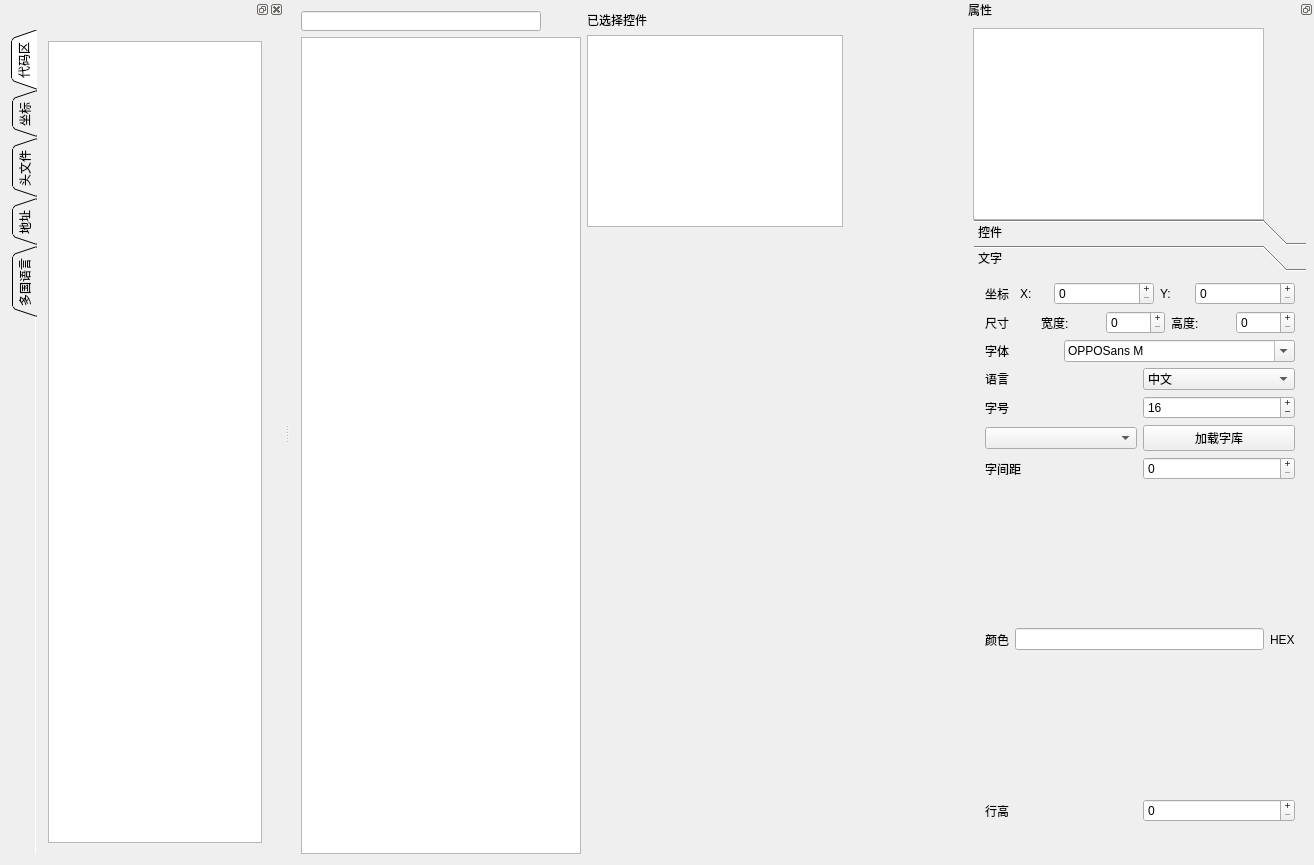
Old version of the form mainwindow.ui in the repository gk8202220/UIAuto.
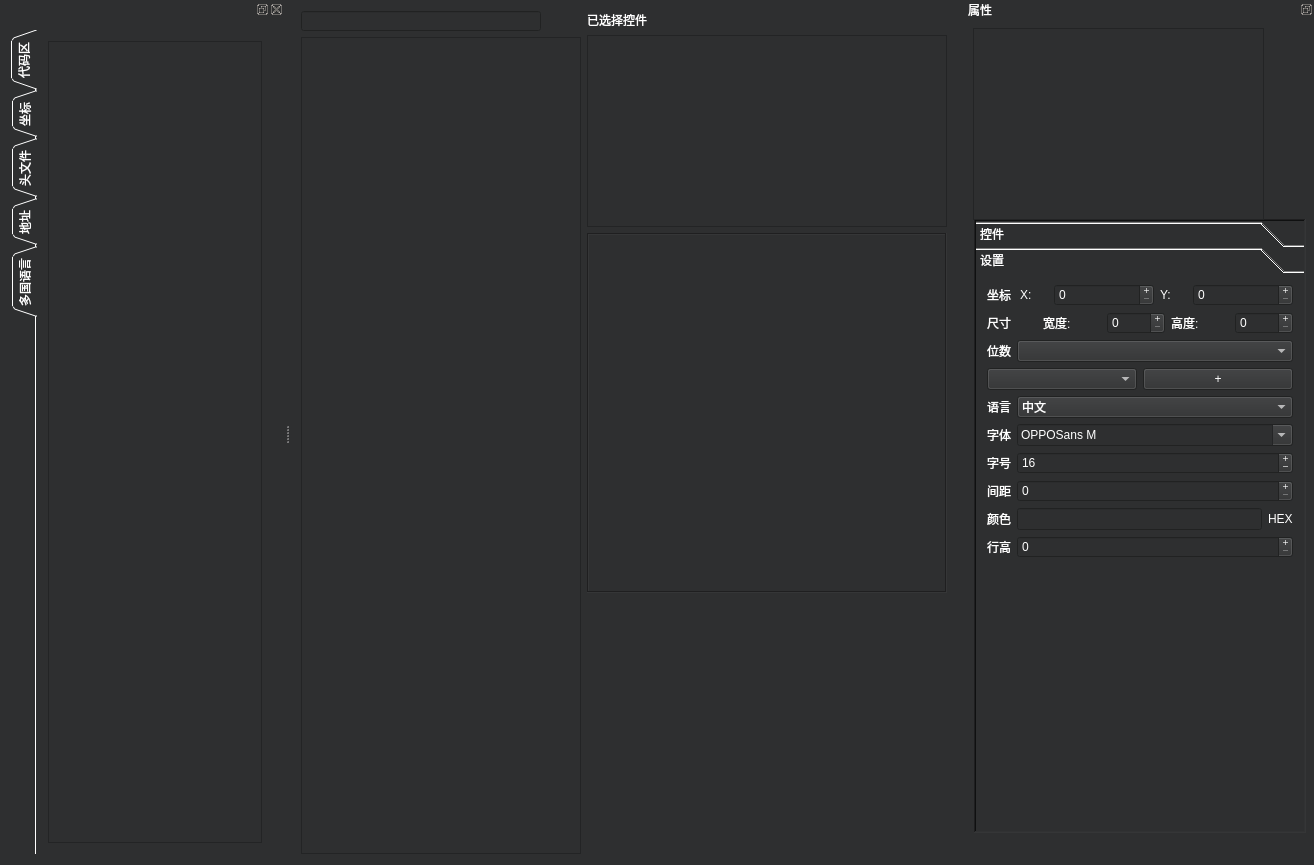
New version of the form. Icons and pictures are not drawn.

The edit to the form file:
```diff
--- a/mainwindow.ui
+++ b/mainwindow.ui
@@ -26,6 +26,10 @@
   <property name="autoFillBackground">
    <bool>false</bool>
   </property>
+  <property name="styleSheet">
+   <string notr="true">background-color: rgb(46, 47, 48);
+color: rgb(255, 255, 255);</string>
+  </property>
   <widget class="QWidget" name="centralWidget">
    <layout class="QGridLayout" name="gridLayout_6">
     <item row="0" column="0">
@@ -47,90 +51,6 @@
       </property>
      </widget>
     </item>
-    <item row="0" column="1" rowspan="2">
-     <layout class="QVBoxLayout" name="verticalLayout_4">
-      <item>
-       <layout class="QVBoxLayout" name="verticalLayout_3">
-        <item>
-         <widget class="QLabel" name="label_47">
-          <property name="sizePolicy">
-           <sizepolicy hsizetype="Fixed" vsizetype="Fixed">
-            <horstretch>0</horstretch>
-            <verstretch>0</verstretch>
-           </sizepolicy>
-          </property>
-          <property name="text">
-           <string>已选择控件</string>
-          </property>
-         </widget>
-        </item>
-        <item>
-         <widget class="QTreeView" name="treeView_slelect_items">
-          <property name="sizePolicy">
-           <sizepolicy hsizetype="Fixed" vsizetype="Fixed">
-            <horstretch>0</horstretch>
-            <verstretch>0</verstretch>
-           </sizepolicy>
-          </property>
-          <property name="textElideMode">
-           <enum>Qt::ElideMiddle</enum>
-          </property>
-         </widget>
-        </item>
-       </layout>
-      </item>
-      <item>
-       <widget class="QLabel" name="label_display">
-        <property name="minimumSize">
-         <size>
-          <width>360</width>
-          <height>360</height>
-         </size>
-        </property>
-        <property name="maximumSize">
-         <size>
-          <width>360</width>
-          <height>360</height>
-         </size>
-        </property>
-        <property name="acceptDrops">
-         <bool>true</bool>
-        </property>
-        <property name="autoFillBackground">
-         <bool>true</bool>
-        </property>
-        <property name="styleSheet">
-         <string notr="true"/>
-        </property>
-        <property name="text">
-         <string/>
-        </property>
-        <property name="textFormat">
-         <enum>Qt::PlainText</enum>
-        </property>
-        <property name="alignment">
-         <set>Qt::AlignLeading|Qt::AlignLeft|Qt::AlignVCenter</set>
-        </property>
-        <property name="wordWrap">
-         <bool>true</bool>
-        </property>
-       </widget>
-      </item>
-      <item>
-       <spacer name="verticalSpacer">
-        <property name="orientation">
-         <enum>Qt::Vertical</enum>
-        </property>
-        <property name="sizeHint" stdset="0">
-         <size>
-          <width>20</width>
-          <height>228</height>
-         </size>
-        </property>
-       </spacer>
-      </item>
-     </layout>
-    </item>
     <item row="1" column="0">
      <widget class="QListView" name="listView_page">
       <property name="sizePolicy">
@@ -195,6 +115,96 @@
       </property>
      </widget>
     </item>
+    <item row="0" column="1" rowspan="2">
+     <layout class="QVBoxLayout" name="verticalLayout_4">
+      <item>
+       <layout class="QVBoxLayout" name="verticalLayout_3">
+        <item>
+         <widget class="QLabel" name="label_47">
+          <property name="sizePolicy">
+           <sizepolicy hsizetype="Fixed" vsizetype="Fixed">
+            <horstretch>0</horstretch>
+            <verstretch>0</verstretch>
+           </sizepolicy>
+          </property>
+          <property name="text">
+           <string>已选择控件</string>
+          </property>
+         </widget>
+        </item>
+       </layout>
+      </item>
+      <item>
+       <widget class="QTreeView" name="treeView_slelect_items">
+        <property name="sizePolicy">
+         <sizepolicy hsizetype="Preferred" vsizetype="Preferred">
+          <horstretch>0</horstretch>
+          <verstretch>0</verstretch>
+         </sizepolicy>
+        </property>
+        <property name="textElideMode">
+         <enum>Qt::ElideMiddle</enum>
+        </property>
+       </widget>
+      </item>
+      <item>
+       <widget class="QLabel" name="label_display">
+        <property name="minimumSize">
+         <size>
+          <width>360</width>
+          <height>360</height>
+         </size>
+        </property>
+        <property name="maximumSize">
+         <size>
+          <width>360</width>
+          <height>360</height>
+         </size>
+        </property>
+        <property name="acceptDrops">
+         <bool>true</bool>
+        </property>
+        <property name="autoFillBackground">
+         <bool>false</bool>
+        </property>
+        <property name="styleSheet">
+         <string notr="true"/>
+        </property>
+        <property name="frameShape">
+         <enum>QFrame::Box</enum>
+        </property>
+        <property name="frameShadow">
+         <enum>QFrame::Sunken</enum>
+        </property>
+        <property name="text">
+         <string/>
+        </property>
+        <property name="textFormat">
+         <enum>Qt::PlainText</enum>
+        </property>
+        <property name="alignment">
+         <set>Qt::AlignLeading|Qt::AlignLeft|Qt::AlignVCenter</set>
+        </property>
+        <property name="wordWrap">
+         <bool>true</bool>
+        </property>
+       </widget>
+      </item>
+      <item>
+       <spacer name="verticalSpacer">
+        <property name="orientation">
+         <enum>Qt::Vertical</enum>
+        </property>
+        <property name="sizeHint" stdset="0">
+         <size>
+          <width>20</width>
+          <height>228</height>
+         </size>
+        </property>
+       </spacer>
+      </item>
+     </layout>
+    </item>
    </layout>
   </widget>
   <widget class="QDockWidget" name="dockWidget_3">
@@ -241,11 +251,15 @@
      <property name="autoFillBackground">
       <bool>false</bool>
      </property>
+     <property name="styleSheet">
+      <string notr="true">background-color: rgb(46, 47, 48);
+color: rgb(255, 255, 255);</string>
+     </property>
      <property name="frameShape">
-      <enum>QFrame::Box</enum>
+      <enum>QFrame::WinPanel</enum>
      </property>
      <property name="frameShadow">
-      <enum>QFrame::Raised</enum>
+      <enum>QFrame::Sunken</enum>
      </property>
      <property name="lineWidth">
       <number>0</number>
@@ -1131,17 +1145,101 @@
        <rect>
         <x>0</x>
         <y>0</y>
-        <width>332</width>
-        <height>566</height>
+        <width>328</width>
+        <height>562</height>
        </rect>
       </property>
       <attribute name="label">
-       <string>文字</string>
+       <string>设置</string>
       </attribute>
       <layout class="QGridLayout" name="gridLayout_7">
+       <item row="5" column="0">
+        <layout class="QHBoxLayout" name="horizontalLayout_24">
+         <item>
+          <widget class="QLabel" name="label_31">
+           <property name="sizePolicy">
+            <sizepolicy hsizetype="Maximum" vsizetype="Preferred">
+             <horstretch>0</horstretch>
+             <verstretch>0</verstretch>
+            </sizepolicy>
+           </property>
+           <property name="text">
+            <string>字体</string>
+           </property>
+          </widget>
+         </item>
+         <item>
+          <widget class="QFontComboBox" name="fontComboBox">
+           <property name="currentText">
+            <string>OPPOSans M</string>
+           </property>
+          </widget>
+         </item>
+        </layout>
+       </item>
+       <item row="7" column="0">
+        <layout class="QHBoxLayout" name="horizontalLayout_31">
+         <item>
+          <widget class="QLabel" name="label_33">
+           <property name="sizePolicy">
+            <sizepolicy hsizetype="Maximum" vsizetype="Preferred">
+             <horstretch>0</horstretch>
+             <verstretch>0</verstretch>
+            </sizepolicy>
+           </property>
+           <property name="text">
+            <string>间距</string>
+           </property>
+          </widget>
+         </item>
+         <item>
+          <widget class="QSpinBox" name="spinBox_spacing">
+           <property name="minimumSize">
+            <size>
+             <width>100</width>
+             <height>0</height>
+            </size>
+           </property>
+           <property name="focusPolicy">
+            <enum>Qt::ClickFocus</enum>
+           </property>
+           <property name="buttonSymbols">
+            <enum>QAbstractSpinBox::PlusMinus</enum>
+           </property>
+           <property name="correctionMode">
+            <enum>QAbstractSpinBox::CorrectToNearestValue</enum>
+           </property>
+           <property name="keyboardTracking">
+            <bool>false</bool>
+           </property>
+           <property name="value">
+            <number>0</number>
+           </property>
+          </widget>
+         </item>
+        </layout>
+       </item>
+       <item row="2" column="0">
+        <layout class="QHBoxLayout" name="horizontalLayout_28">
+         <item>
+          <widget class="QLabel" name="label_24">
+           <property name="sizePolicy">
+            <sizepolicy hsizetype="Maximum" vsizetype="Maximum">
+             <horstretch>0</horstretch>
+             <verstretch>0</verstretch>
+            </sizepolicy>
+           </property>
+           <property name="text">
+            <string>位数</string>
+           </property>
+          </widget>
+         </item>
+         <item>
+          <widget class="QComboBox" name="comboBox_number"/>
+         </item>
+        </layout>
+       </item>
        <item row="0" column="0">
-        <layout class="QVBoxLayout" name="verticalLayout_2">
-         <item>
           <layout class="QHBoxLayout" name="horizontalLayout_21">
            <item>
             <widget class="QLabel" name="label_25">
@@ -1180,6 +1278,9 @@
              <property name="focusPolicy">
               <enum>Qt::ClickFocus</enum>
              </property>
+           <property name="styleSheet">
+            <string notr="true">background-color: rgb(46, 47, 48);</string>
+           </property>
              <property name="buttonSymbols">
               <enum>QAbstractSpinBox::PlusMinus</enum>
              </property>
@@ -1240,41 +1341,26 @@
            </item>
           </layout>
          </item>
+       <item row="6" column="0">
+        <layout class="QHBoxLayout" name="horizontalLayout_43">
          <item>
-          <layout class="QHBoxLayout" name="horizontalLayout_23">
-           <item>
-            <widget class="QLabel" name="label_28">
-             <property name="maximumSize">
-              <size>
-               <width>50</width>
-               <height>30</height>
-              </size>
+          <widget class="QLabel" name="label_29">
+           <property name="sizePolicy">
+            <sizepolicy hsizetype="Maximum" vsizetype="Preferred">
+             <horstretch>0</horstretch>
+             <verstretch>0</verstretch>
+            </sizepolicy>
              </property>
              <property name="text">
-              <string>尺寸</string>
+            <string>字号</string>
              </property>
             </widget>
            </item>
            <item>
-            <layout class="QHBoxLayout" name="horizontalLayout_20">
-             <item>
-              <widget class="QLabel" name="label_26">
-               <property name="maximumSize">
-                <size>
-                 <width>60</width>
-                 <height>30</height>
-                </size>
-               </property>
-               <property name="text">
-                <string>宽度:</string>
-               </property>
-              </widget>
-             </item>
-             <item>
-              <widget class="QSpinBox" name="spinBox_width">
+          <widget class="QSpinBox" name="spinBox_font">
                <property name="minimumSize">
                 <size>
-                 <width>50</width>
+             <width>100</width>
                  <height>0</height>
                 </size>
                </property>
@@ -1290,81 +1376,37 @@
                <property name="keyboardTracking">
                 <bool>false</bool>
                </property>
-               <property name="maximum">
-                <number>2000</number>
-               </property>
                <property name="value">
-                <number>0</number>
+            <number>16</number>
                </property>
               </widget>
              </item>
-             <item>
-              <widget class="QLabel" name="label_27">
-               <property name="maximumSize">
-                <size>
-                 <width>60</width>
-                 <height>30</height>
-                </size>
-               </property>
-               <property name="text">
-                <string>高度:</string>
-               </property>
-              </widget>
-             </item>
+        </layout>
+       </item>
+       <item row="3" column="0">
+        <layout class="QHBoxLayout" name="horizontalLayout_22">
              <item>
-              <widget class="QSpinBox" name="spinBox_height">
-               <property name="minimumSize">
-                <size>
-                 <width>50</width>
-                 <height>0</height>
-                </size>
-               </property>
-               <property name="focusPolicy">
-                <enum>Qt::ClickFocus</enum>
-               </property>
-               <property name="buttonSymbols">
-                <enum>QAbstractSpinBox::PlusMinus</enum>
-               </property>
-               <property name="correctionMode">
-                <enum>QAbstractSpinBox::CorrectToNearestValue</enum>
-               </property>
-               <property name="keyboardTracking">
-                <bool>false</bool>
-               </property>
-               <property name="maximum">
-                <number>2000</number>
-               </property>
-               <property name="value">
-                <number>0</number>
-               </property>
-              </widget>
-             </item>
-            </layout>
-           </item>
-          </layout>
-         </item>
+          <widget class="QComboBox" name="comboBox_texts"/>
+         </item>
          <item>
-          <layout class="QHBoxLayout" name="horizontalLayout_24">
-           <item>
-            <widget class="QLabel" name="label_31">
+          <widget class="QPushButton" name="PB_lond_font">
              <property name="text">
-              <string>字体</string>
+            <string>+</string>
              </property>
             </widget>
            </item>
-           <item>
-            <widget class="QFontComboBox" name="fontComboBox">
-             <property name="currentText">
-              <string>OPPOSans M</string>
-             </property>
-            </widget>
-           </item>
-          </layout>
-         </item>
-         <item>
+        </layout>
+       </item>
+       <item row="4" column="0">
           <layout class="QHBoxLayout" name="horizontalLayout_33">
            <item>
             <widget class="QLabel" name="label_21">
+           <property name="sizePolicy">
+            <sizepolicy hsizetype="Maximum" vsizetype="Preferred">
+             <horstretch>0</horstretch>
+             <verstretch>0</verstretch>
+            </sizepolicy>
+           </property>
              <property name="text">
               <string>语言</string>
              </property>
@@ -1511,93 +1553,7 @@
            </item>
           </layout>
          </item>
-         <item>
-          <layout class="QHBoxLayout" name="horizontalLayout_43">
-           <item>
-            <widget class="QLabel" name="label_29">
-             <property name="text">
-              <string>字号</string>
-             </property>
-            </widget>
-           </item>
-           <item>
-            <widget class="QSpinBox" name="spinBox_font">
-             <property name="minimumSize">
-              <size>
-               <width>100</width>
-               <height>0</height>
-              </size>
-             </property>
-             <property name="focusPolicy">
-              <enum>Qt::ClickFocus</enum>
-             </property>
-             <property name="buttonSymbols">
-              <enum>QAbstractSpinBox::PlusMinus</enum>
-             </property>
-             <property name="correctionMode">
-              <enum>QAbstractSpinBox::CorrectToNearestValue</enum>
-             </property>
-             <property name="keyboardTracking">
-              <bool>false</bool>
-             </property>
-             <property name="value">
-              <number>16</number>
-             </property>
-            </widget>
-           </item>
-          </layout>
-         </item>
-         <item>
-          <layout class="QHBoxLayout" name="horizontalLayout_22">
-           <item>
-            <widget class="QComboBox" name="comboBox_texts"/>
-           </item>
-           <item>
-            <widget class="QPushButton" name="PB_lond_font">
-             <property name="text">
-              <string>加载字库</string>
-             </property>
-            </widget>
-           </item>
-          </layout>
-         </item>
-         <item>
-          <layout class="QHBoxLayout" name="horizontalLayout_31">
-           <item>
-            <widget class="QLabel" name="label_33">
-             <property name="text">
-              <string>字间距</string>
-             </property>
-            </widget>
-           </item>
-           <item>
-            <widget class="QSpinBox" name="spinBox_spacing">
-             <property name="minimumSize">
-              <size>
-               <width>100</width>
-               <height>0</height>
-              </size>
-             </property>
-             <property name="focusPolicy">
-              <enum>Qt::ClickFocus</enum>
-             </property>
-             <property name="buttonSymbols">
-              <enum>QAbstractSpinBox::PlusMinus</enum>
-             </property>
-             <property name="correctionMode">
-              <enum>QAbstractSpinBox::CorrectToNearestValue</enum>
-             </property>
-             <property name="keyboardTracking">
-              <bool>false</bool>
-             </property>
-             <property name="value">
-              <number>0</number>
-             </property>
-            </widget>
-           </item>
-          </layout>
-         </item>
-         <item>
+       <item row="8" column="0">
           <layout class="QHBoxLayout" name="horizontalLayout_27">
            <item>
             <layout class="QHBoxLayout" name="horizontalLayout_25">
@@ -1626,10 +1582,16 @@
            </item>
           </layout>
          </item>
-         <item>
+       <item row="9" column="0">
           <layout class="QHBoxLayout" name="horizontalLayout_32">
            <item>
             <widget class="QLabel" name="label_34">
+           <property name="sizePolicy">
+            <sizepolicy hsizetype="Maximum" vsizetype="Preferred">
+             <horstretch>0</horstretch>
+             <verstretch>0</verstretch>
+            </sizepolicy>
+           </property>
              <property name="text">
               <string>行高</string>
              </property>
@@ -1662,7 +1624,127 @@
            </item>
           </layout>
          </item>
-        </layout>
+       <item row="1" column="0">
+        <layout class="QHBoxLayout" name="horizontalLayout_23">
+         <item>
+          <widget class="QLabel" name="label_28">
+           <property name="sizePolicy">
+            <sizepolicy hsizetype="Maximum" vsizetype="Preferred">
+             <horstretch>0</horstretch>
+             <verstretch>0</verstretch>
+            </sizepolicy>
+           </property>
+           <property name="maximumSize">
+            <size>
+             <width>50</width>
+             <height>30</height>
+            </size>
+           </property>
+           <property name="text">
+            <string>尺寸</string>
+           </property>
+          </widget>
+         </item>
+         <item>
+          <layout class="QHBoxLayout" name="horizontalLayout_20">
+           <item>
+            <widget class="QLabel" name="label_26">
+             <property name="maximumSize">
+              <size>
+               <width>60</width>
+               <height>30</height>
+              </size>
+             </property>
+             <property name="text">
+              <string>宽度:</string>
+             </property>
+            </widget>
+           </item>
+           <item>
+            <widget class="QSpinBox" name="spinBox_width">
+             <property name="minimumSize">
+              <size>
+               <width>50</width>
+               <height>0</height>
+              </size>
+             </property>
+             <property name="focusPolicy">
+              <enum>Qt::ClickFocus</enum>
+             </property>
+             <property name="buttonSymbols">
+              <enum>QAbstractSpinBox::PlusMinus</enum>
+             </property>
+             <property name="correctionMode">
+              <enum>QAbstractSpinBox::CorrectToNearestValue</enum>
+             </property>
+             <property name="keyboardTracking">
+              <bool>false</bool>
+             </property>
+             <property name="maximum">
+              <number>2000</number>
+             </property>
+             <property name="value">
+              <number>0</number>
+             </property>
+            </widget>
+           </item>
+           <item>
+            <widget class="QLabel" name="label_27">
+             <property name="maximumSize">
+              <size>
+               <width>60</width>
+               <height>30</height>
+              </size>
+             </property>
+             <property name="text">
+              <string>高度:</string>
+             </property>
+            </widget>
+           </item>
+           <item>
+            <widget class="QSpinBox" name="spinBox_height">
+             <property name="minimumSize">
+              <size>
+               <width>50</width>
+               <height>0</height>
+              </size>
+             </property>
+             <property name="focusPolicy">
+              <enum>Qt::ClickFocus</enum>
+             </property>
+             <property name="buttonSymbols">
+              <enum>QAbstractSpinBox::PlusMinus</enum>
+             </property>
+             <property name="correctionMode">
+              <enum>QAbstractSpinBox::CorrectToNearestValue</enum>
+             </property>
+             <property name="keyboardTracking">
+              <bool>false</bool>
+             </property>
+             <property name="maximum">
+              <number>2000</number>
+             </property>
+             <property name="value">
+              <number>0</number>
+             </property>
+            </widget>
+           </item>
+          </layout>
+         </item>
+        </layout>
+       </item>
+       <item row="10" column="0">
+        <spacer name="verticalSpacer_2">
+         <property name="orientation">
+          <enum>Qt::Vertical</enum>
+         </property>
+         <property name="sizeHint" stdset="0">
+          <size>
+           <width>20</width>
+           <height>40</height>
+          </size>
+         </property>
+        </spacer>
        </item>
       </layout>
      </widget>
@@ -1692,6 +1774,9 @@
      <verstretch>0</verstretch>
     </sizepolicy>
    </property>
+   <property name="autoFillBackground">
+    <bool>false</bool>
+   </property>
    <attribute name="dockWidgetArea">
     <number>1</number>
    </attribute>
```
Left out of the diff: 2 changed lines with no effect on the pictures. Lines whose indentation alone changed are shown as unchanged.
